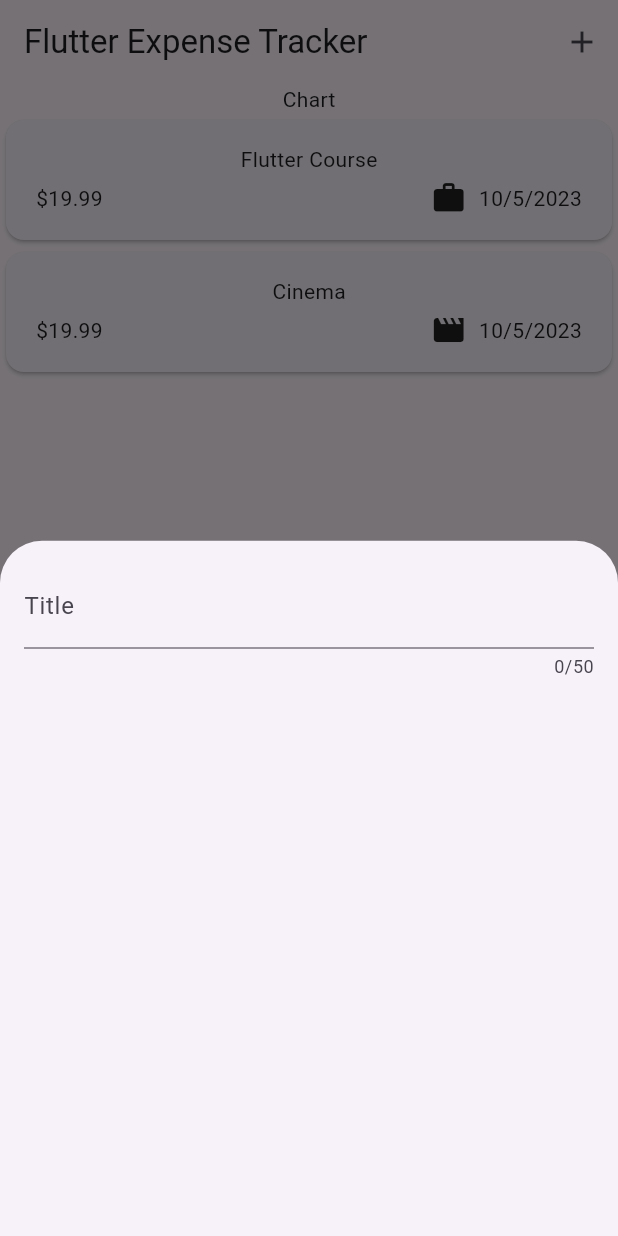
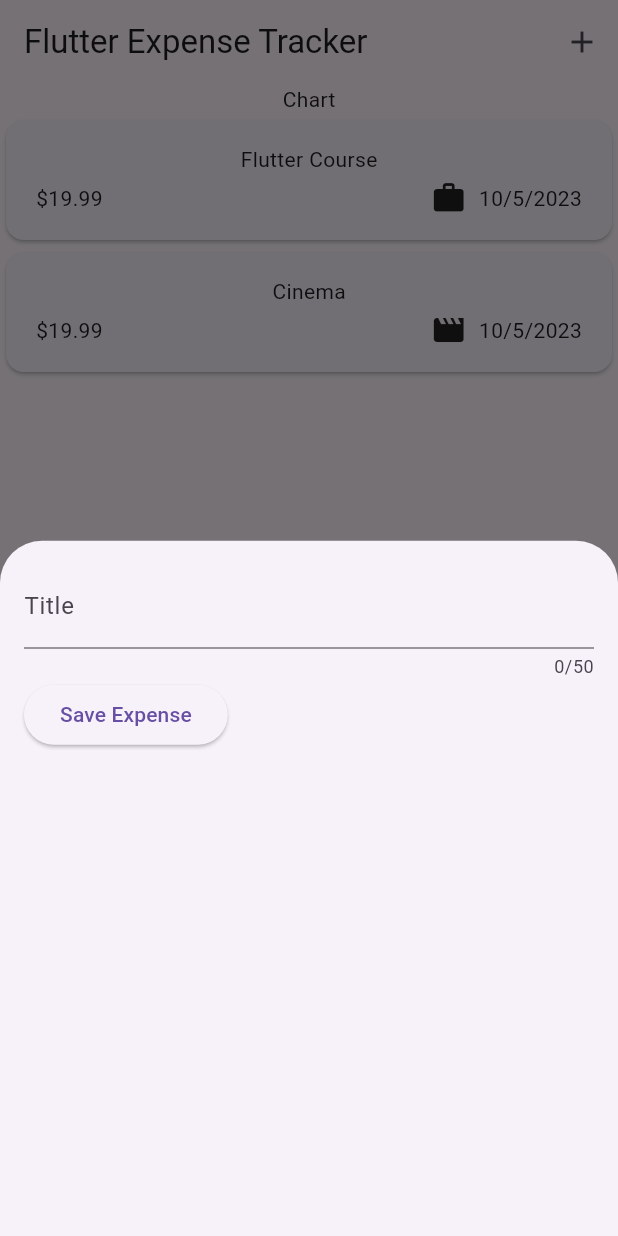
Before and after one commit to NikhilD1998/expenses-tracker-flutter, a Flutter app: the screen it shows after launch, after a tap on the "add" icon, on a phone screen of 412 x 824 dp. Run offline on Flutter 3.47's test engine with Material 2 defaults, Android fonts, the phone set to English and light mode, and no system bars.

Commit message:
Added TextEditing Contoller

```diff
--- a/lib/widgets/new_expense.dart
+++ b/lib/widgets/new_expense.dart
@@ -8,6 +8,14 @@ class NewExpense extends StatefulWidget {
 }
 
 class _NewExpenseState extends State<NewExpense> {
+  final _titelController = TextEditingController();
+
+  @override
+  void dispose() {
+    _titelController.dispose();
+    super.dispose();
+  }
+
   @override
   Widget build(BuildContext context) {
     return Padding(
@@ -15,10 +23,21 @@ class _NewExpenseState extends State<NewExpense> {
       child: Column(
         children: [
           TextField(
+            controller: _titelController,
             maxLength: 50,
             decoration: InputDecoration(
               label: Text('Title'),
             ),
+          ),
+          Row(
+            children: [
+              ElevatedButton(
+                onPressed: () {
+                  print(_titelController.text);
+                },
+                child: Text('Save Expense'),
+              ),
+            ],
           )
         ],
       ),
```
